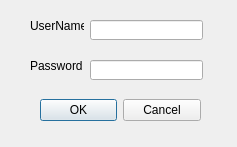
This is src/FeiQ/loader.ui in yychao/chat as Qt 5 draws it before an edit. The edited form follows.
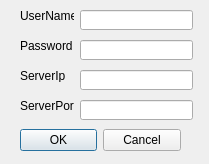
This is the edited form.

Diff of the .ui file:
```diff
--- a/src/FeiQ/loader.ui
+++ b/src/FeiQ/loader.ui
@@ -6,8 +6,8 @@
    <rect>
     <x>0</x>
     <y>0</y>
-    <width>237</width>
-    <height>147</height>
+    <width>209</width>
+    <height>164</height>
    </rect>
   </property>
   <property name="windowTitle">
@@ -16,8 +16,8 @@
   <widget class="QDialogButtonBox" name="buttonBox">
    <property name="geometry">
     <rect>
-     <x>40</x>
-     <y>90</y>
+     <x>20</x>
+     <y>120</y>
      <width>161</width>
      <height>41</height>
     </rect>
@@ -32,8 +32,8 @@
   <widget class="QLabel" name="label_user">
    <property name="geometry">
     <rect>
-     <x>30</x>
-     <y>20</y>
+     <x>20</x>
+     <y>10</y>
      <width>54</width>
      <height>12</height>
     </rect>
@@ -48,8 +48,8 @@
   <widget class="QLineEdit" name="lineEdit_user">
    <property name="geometry">
     <rect>
-     <x>90</x>
-     <y>20</y>
+     <x>80</x>
+     <y>10</y>
      <width>113</width>
      <height>20</height>
     </rect>
@@ -58,8 +58,8 @@
   <widget class="QLabel" name="label_password">
    <property name="geometry">
     <rect>
-     <x>30</x>
-     <y>60</y>
+     <x>20</x>
+     <y>40</y>
      <width>54</width>
      <height>12</height>
     </rect>
@@ -74,8 +74,60 @@
   <widget class="QLineEdit" name="lineEdit_password">
    <property name="geometry">
     <rect>
-     <x>90</x>
-     <y>60</y>
+     <x>80</x>
+     <y>40</y>
+     <width>113</width>
+     <height>20</height>
+    </rect>
+   </property>
+  </widget>
+  <widget class="QLabel" name="label_ServerIp">
+   <property name="geometry">
+    <rect>
+     <x>20</x>
+     <y>70</y>
+     <width>54</width>
+     <height>12</height>
+    </rect>
+   </property>
+   <property name="text">
+    <string>ServerIp</string>
+   </property>
+   <property name="buddy">
+    <cstring>lineEdit_user</cstring>
+   </property>
+  </widget>
+  <widget class="QLineEdit" name="lineEdit_serverIp">
+   <property name="geometry">
+    <rect>
+     <x>80</x>
+     <y>70</y>
+     <width>113</width>
+     <height>20</height>
+    </rect>
+   </property>
+  </widget>
+  <widget class="QLabel" name="label_ServerPort">
+   <property name="geometry">
+    <rect>
+     <x>20</x>
+     <y>100</y>
+     <width>54</width>
+     <height>12</height>
+    </rect>
+   </property>
+   <property name="text">
+    <string>ServerPort</string>
+   </property>
+   <property name="buddy">
+    <cstring>lineEdit_user</cstring>
+   </property>
+  </widget>
+  <widget class="QLineEdit" name="lineEdit_serverPort">
+   <property name="geometry">
+    <rect>
+     <x>80</x>
+     <y>100</y>
      <width>113</width>
      <height>20</height>
     </rect>
```
